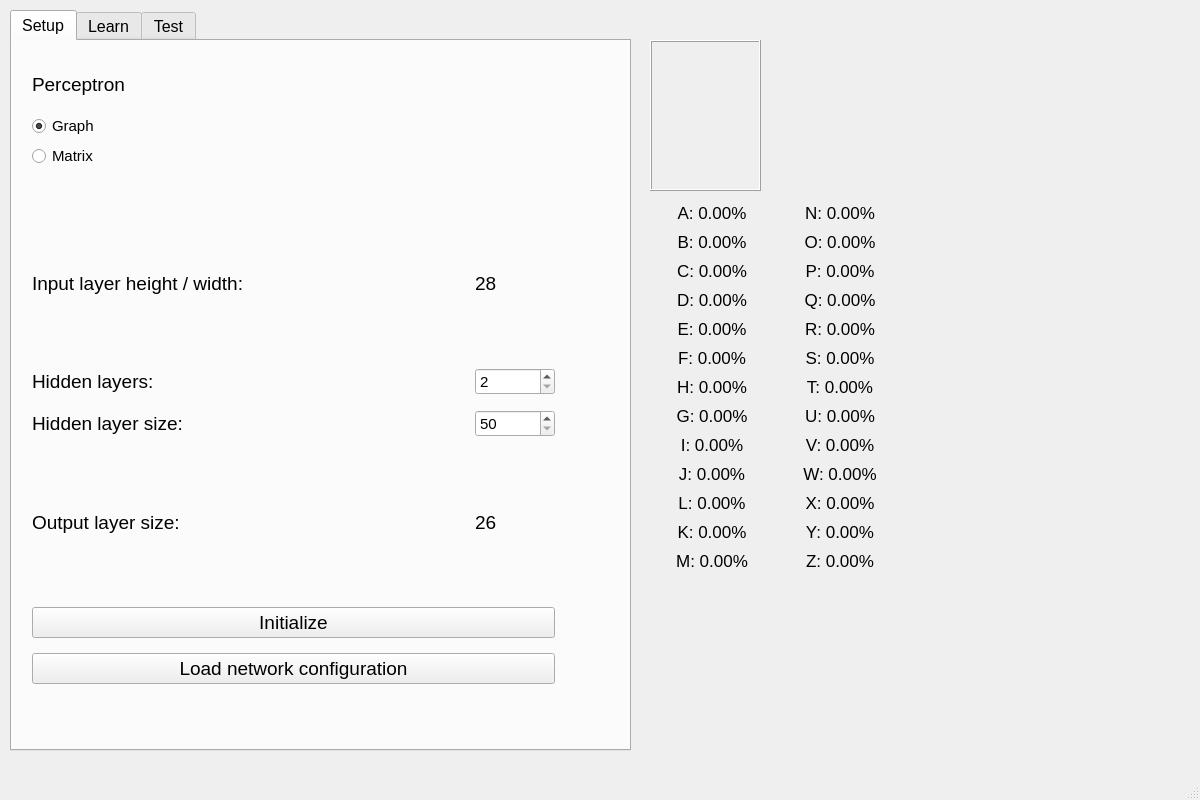
Old version of the form src/mainwindow.ui in the repository IgorMitiukliaev/CPP7_MLP.
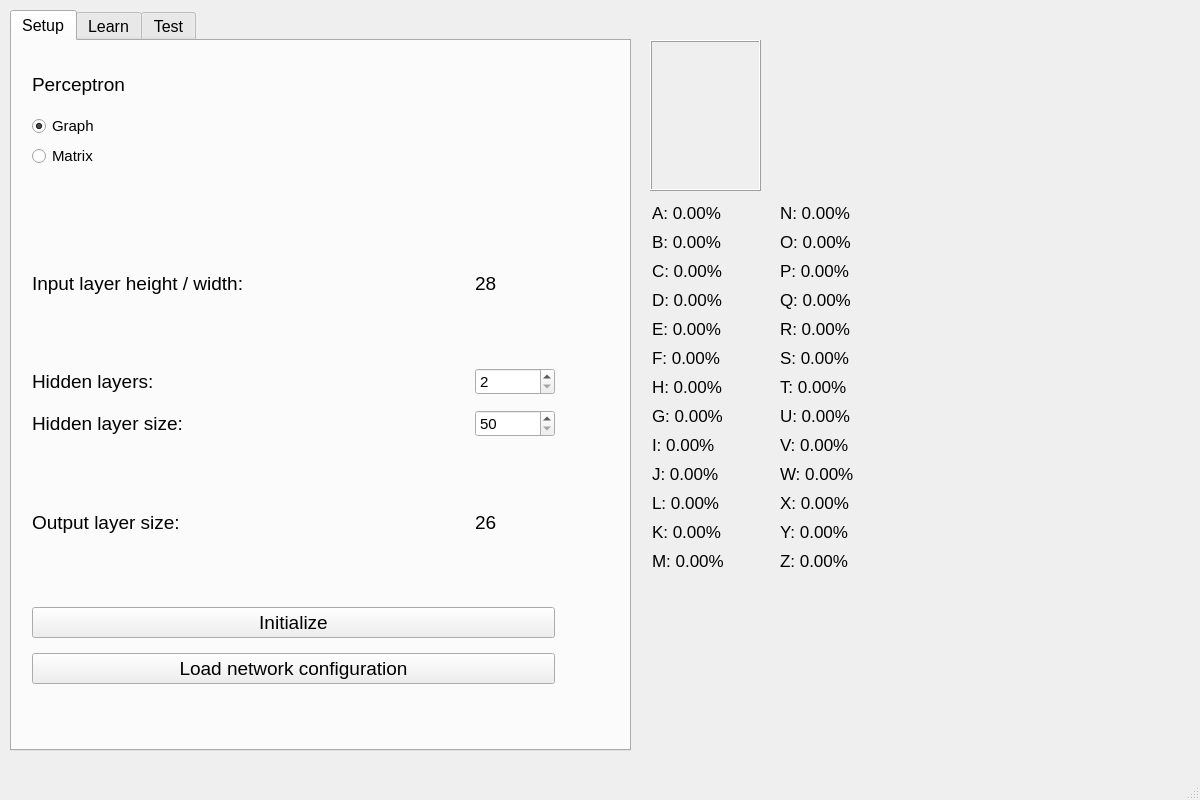
New version of the form.

Diff of the .ui file:
```diff
--- a/src/mainwindow.ui
+++ b/src/mainwindow.ui
@@ -1277,7 +1277,7 @@
          <bool>true</bool>
         </property>
         <property name="alignment">
-         <set>Qt::AlignCenter</set>
+         <set>Qt::AlignLeading|Qt::AlignLeft|Qt::AlignVCenter</set>
         </property>
        </widget>
       </item>
@@ -1315,7 +1315,7 @@
          <bool>true</bool>
         </property>
         <property name="alignment">
-         <set>Qt::AlignCenter</set>
+         <set>Qt::AlignLeading|Qt::AlignLeft|Qt::AlignVCenter</set>
         </property>
        </widget>
       </item>
@@ -1353,7 +1353,7 @@
          <bool>true</bool>
         </property>
         <property name="alignment">
-         <set>Qt::AlignCenter</set>
+         <set>Qt::AlignLeading|Qt::AlignLeft|Qt::AlignVCenter</set>
         </property>
        </widget>
       </item>
@@ -1391,7 +1391,7 @@
          <bool>true</bool>
         </property>
         <property name="alignment">
-         <set>Qt::AlignCenter</set>
+         <set>Qt::AlignLeading|Qt::AlignLeft|Qt::AlignVCenter</set>
         </property>
        </widget>
       </item>
@@ -1429,7 +1429,7 @@
          <bool>true</bool>
         </property>
         <property name="alignment">
-         <set>Qt::AlignCenter</set>
+         <set>Qt::AlignLeading|Qt::AlignLeft|Qt::AlignVCenter</set>
         </property>
        </widget>
       </item>
@@ -1467,7 +1467,7 @@
          <bool>true</bool>
         </property>
         <property name="alignment">
-         <set>Qt::AlignCenter</set>
+         <set>Qt::AlignLeading|Qt::AlignLeft|Qt::AlignVCenter</set>
         </property>
        </widget>
       </item>
@@ -1505,7 +1505,7 @@
          <bool>true</bool>
         </property>
         <property name="alignment">
-         <set>Qt::AlignCenter</set>
+         <set>Qt::AlignLeading|Qt::AlignLeft|Qt::AlignVCenter</set>
         </property>
        </widget>
       </item>
@@ -1543,7 +1543,7 @@
          <bool>true</bool>
         </property>
         <property name="alignment">
-         <set>Qt::AlignCenter</set>
+         <set>Qt::AlignLeading|Qt::AlignLeft|Qt::AlignVCenter</set>
         </property>
        </widget>
       </item>
@@ -1581,7 +1581,7 @@
          <bool>true</bool>
         </property>
         <property name="alignment">
-         <set>Qt::AlignCenter</set>
+         <set>Qt::AlignLeading|Qt::AlignLeft|Qt::AlignVCenter</set>
         </property>
        </widget>
       </item>
@@ -1619,7 +1619,7 @@
          <bool>true</bool>
         </property>
         <property name="alignment">
-         <set>Qt::AlignCenter</set>
+         <set>Qt::AlignLeading|Qt::AlignLeft|Qt::AlignVCenter</set>
         </property>
        </widget>
       </item>
@@ -1657,7 +1657,7 @@
          <bool>true</bool>
         </property>
         <property name="alignment">
-         <set>Qt::AlignCenter</set>
+         <set>Qt::AlignLeading|Qt::AlignLeft|Qt::AlignVCenter</set>
         </property>
        </widget>
       </item>
@@ -1695,7 +1695,7 @@
          <bool>true</bool>
         </property>
         <property name="alignment">
-         <set>Qt::AlignCenter</set>
+         <set>Qt::AlignLeading|Qt::AlignLeft|Qt::AlignVCenter</set>
         </property>
        </widget>
       </item>
@@ -1733,7 +1733,7 @@
          <bool>true</bool>
         </property>
         <property name="alignment">
-         <set>Qt::AlignCenter</set>
+         <set>Qt::AlignLeading|Qt::AlignLeft|Qt::AlignVCenter</set>
         </property>
        </widget>
       </item>
@@ -1771,7 +1771,7 @@
          <bool>true</bool>
         </property>
         <property name="alignment">
-         <set>Qt::AlignCenter</set>
+         <set>Qt::AlignLeading|Qt::AlignLeft|Qt::AlignVCenter</set>
         </property>
        </widget>
       </item>
@@ -1815,7 +1815,7 @@
          <bool>true</bool>
         </property>
         <property name="alignment">
-         <set>Qt::AlignCenter</set>
+         <set>Qt::AlignLeading|Qt::AlignLeft|Qt::AlignVCenter</set>
         </property>
        </widget>
       </item>
@@ -1853,7 +1853,7 @@
          <bool>true</bool>
         </property>
         <property name="alignment">
-         <set>Qt::AlignCenter</set>
+         <set>Qt::AlignLeading|Qt::AlignLeft|Qt::AlignVCenter</set>
         </property>
        </widget>
       </item>
@@ -1891,7 +1891,7 @@
          <bool>true</bool>
         </property>
         <property name="alignment">
-         <set>Qt::AlignCenter</set>
+         <set>Qt::AlignLeading|Qt::AlignLeft|Qt::AlignVCenter</set>
         </property>
        </widget>
       </item>
@@ -1929,7 +1929,7 @@
          <bool>true</bool>
         </property>
         <property name="alignment">
-         <set>Qt::AlignCenter</set>
+         <set>Qt::AlignLeading|Qt::AlignLeft|Qt::AlignVCenter</set>
         </property>
        </widget>
       </item>
@@ -1967,7 +1967,7 @@
          <bool>true</bool>
         </property>
         <property name="alignment">
-         <set>Qt::AlignCenter</set>
+         <set>Qt::AlignLeading|Qt::AlignLeft|Qt::AlignVCenter</set>
         </property>
        </widget>
       </item>
@@ -2005,7 +2005,7 @@
          <bool>true</bool>
         </property>
         <property name="alignment">
-         <set>Qt::AlignCenter</set>
+         <set>Qt::AlignLeading|Qt::AlignLeft|Qt::AlignVCenter</set>
         </property>
        </widget>
       </item>
@@ -2043,7 +2043,7 @@
          <bool>true</bool>
         </property>
         <property name="alignment">
-         <set>Qt::AlignCenter</set>
+         <set>Qt::AlignLeading|Qt::AlignLeft|Qt::AlignVCenter</set>
         </property>
        </widget>
       </item>
@@ -2081,7 +2081,7 @@
          <bool>true</bool>
         </property>
         <property name="alignment">
-         <set>Qt::AlignCenter</set>
+         <set>Qt::AlignLeading|Qt::AlignLeft|Qt::AlignVCenter</set>
         </property>
        </widget>
       </item>
@@ -2119,7 +2119,7 @@
          <bool>true</bool>
         </property>
         <property name="alignment">
-         <set>Qt::AlignCenter</set>
+         <set>Qt::AlignLeading|Qt::AlignLeft|Qt::AlignVCenter</set>
         </property>
        </widget>
       </item>
@@ -2157,7 +2157,7 @@
          <bool>true</bool>
         </property>
         <property name="alignment">
-         <set>Qt::AlignCenter</set>
+         <set>Qt::AlignLeading|Qt::AlignLeft|Qt::AlignVCenter</set>
         </property>
        </widget>
       </item>
@@ -2195,7 +2195,7 @@
          <bool>true</bool>
         </property>
         <property name="alignment">
-         <set>Qt::AlignCenter</set>
+         <set>Qt::AlignLeading|Qt::AlignLeft|Qt::AlignVCenter</set>
         </property>
        </widget>
       </item>
@@ -2233,7 +2233,7 @@
          <bool>true</bool>
         </property>
         <property name="alignment">
-         <set>Qt::AlignCenter</set>
+         <set>Qt::AlignLeading|Qt::AlignLeft|Qt::AlignVCenter</set>
         </property>
        </widget>
       </item>
@@ -2243,7 +2243,7 @@
    <widget class="QLabel" name="lblError">
     <property name="geometry">
      <rect>
-      <x>680</x>
+      <x>650</x>
       <y>590</y>
       <width>391</width>
       <height>131</height>
```
